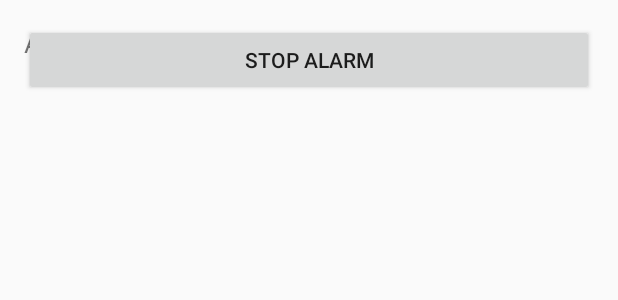
After one commit to krutivan/SmartAlarmApplication, an Android app: the layout activity_set_alarm2.xml on its own in the app's theme, with its tools: preview values and no code run, on a phone screen of 412 x 824 dp. The commit adds this screen. Shown: the top 300 px of the screen. Run offline under Robolectric (Android 15) with nearby library versions, the phone set to English and light mode, and no system bars.

Commit message:
Added Alalrm Activity

```diff
--- a/app/src/main/AndroidManifest.xml
+++ b/app/src/main/AndroidManifest.xml
@@ -70,6 +70,11 @@
             android:enabled="true"
             android:exported="true" >
         </service>
+
+        <activity
+            android:name=".SensorandAlarm.SetAlarmActivity"
+            android:label="@string/title_activity_set_alarm" >
+        </activity>
     </application>
 
 </manifest>
--- /dev/null
+++ b/app/src/main/res/layout/activity_set_alarm2.xml
@@ -0,0 +1,22 @@
+<RelativeLayout xmlns:android="http://schemas.android.com/apk/res/android"
+    xmlns:tools="http://schemas.android.com/tools" android:layout_width="match_parent"
+    android:layout_height="match_parent" android:paddingLeft="@dimen/activity_horizontal_margin"
+    android:paddingRight="@dimen/activity_horizontal_margin"
+    android:paddingTop="@dimen/activity_vertical_margin"
+    android:paddingBottom="@dimen/activity_vertical_margin"
+    tools:context="com.project.cse535.smartalarmapplication.SensorandAlarm.SetAlarmActivity">
+
+    <TextView
+        android:id="@+id/alarmView"
+        android:layout_width="match_parent"
+        android:layout_height="match_parent"
+        android:textSize="@dimen/text_size"
+        android:backgroundTint="#0099cc"
+        android:text="ALARM"/>
+    <Button
+        android:id="@+id/cancelAlarmButton"
+        android:layout_width="match_parent"
+        android:layout_height="wrap_content"
+        android:text="Stop Alarm"/>
+
+</RelativeLayout>
--- a/app/src/main/res/menu/menu_main.xml
+++ b/app/src/main/res/menu/menu_main.xml
@@ -1,7 +1,7 @@
 <menu xmlns:android="http://schemas.android.com/apk/res/android"
     xmlns:app="http://schemas.android.com/apk/res-auto"
     xmlns:tools="http://schemas.android.com/tools"
-    tools:context="com.project.cse535.smartalarmapplication.SleepChartActivity">
+    tools:context="com.project.cse535.smartalarmapplication.SensorandAlarm.SetAlarmActivity">
     <item android:id="@+id/action_settings" android:title="@string/action_settings"
         android:orderInCategory="100" app:showAsAction="never" />
 </menu>
--- a/app/src/main/res/values/dimens.xml
+++ b/app/src/main/res/values/dimens.xml
@@ -3,4 +3,5 @@
     <dimen name="activity_horizontal_margin">16dp</dimen>
     <dimen name="activity_vertical_margin">16dp</dimen>
     <dimen name="fab_margin">16dp</dimen>
+    <dimen name="text_size">18dp</dimen>
 </resources>
```
Also changed, not shown: app/src/main/java/com/project/cse535/smartalarmapplication/SensorandAlarm/SetAlarmActivity.java (added, +125 -0 lines), app/src/main/java/com/project/cse535/smartalarmapplication/datastorage/ContextPreferenceChangeListener.java (+5 -2 lines).
